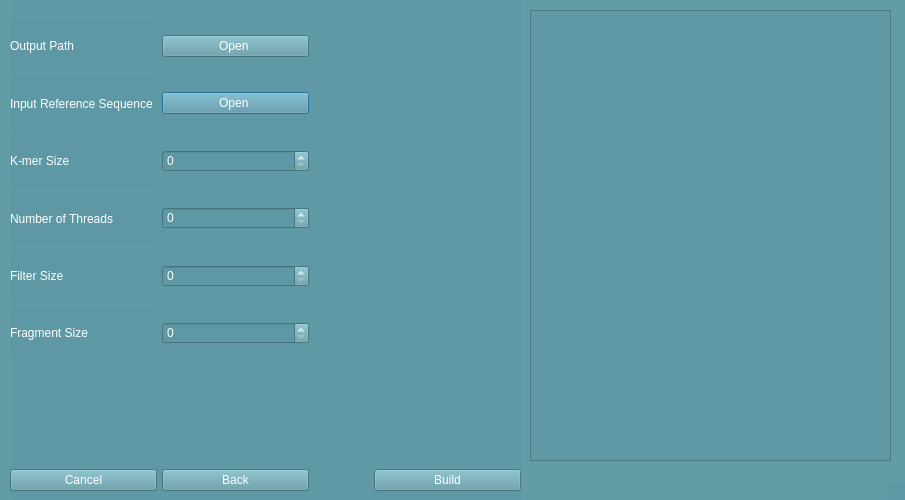
First picture: the form in src/gui/ibf_mainwindow.ui, repository JensUweUlrich/ReadBouncer, before the edit.
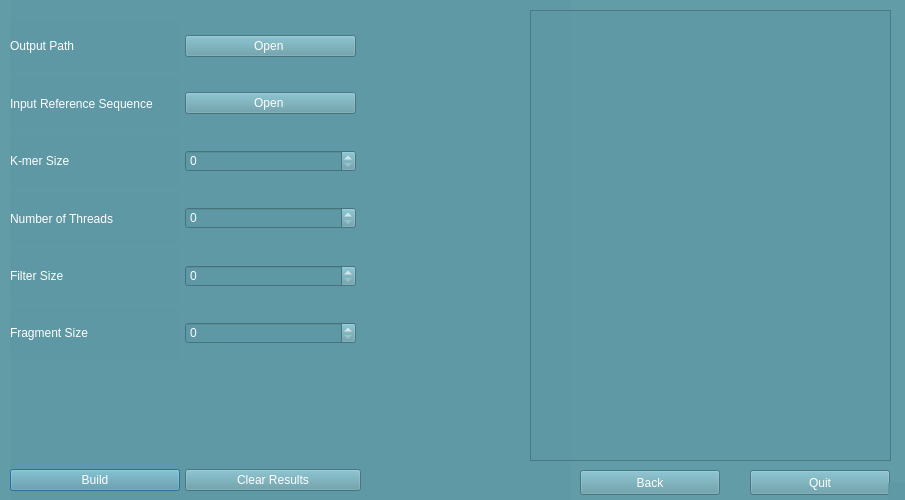
Second picture: the form after the edit.

What changed in the file:
```diff
--- a/src/gui/ibf_mainwindow.ui
+++ b/src/gui/ibf_mainwindow.ui
@@ -52,7 +52,7 @@
     <rect>
      <x>10</x>
      <y>0</y>
-     <width>511</width>
+     <width>561</width>
      <height>501</height>
     </rect>
    </property>
@@ -63,43 +63,45 @@
     <property name="spacing">
      <number>5</number>
     </property>
-    <item row="7" column="1">
-     <widget class="QLabel" name="label_4">
-      <property name="styleSheet">
-       <string notr="true">border-color: rgb(0, 0, 0);
-color: rgb(255, 255, 255);</string>
-      </property>
-      <property name="text">
-       <string>K-mer Size</string>
-      </property>
-     </widget>
-    </item>
-    <item row="5" column="5">
-     <layout class="QFormLayout" name="formLayout"/>
-    </item>
-    <item row="10" column="1">
-     <widget class="QLabel" name="label_2">
-      <property name="styleSheet">
-       <string notr="true">border-color: rgb(0, 0, 0);
-color: rgb(255, 255, 255);</string>
-      </property>
-      <property name="text">
-       <string>Fragment Size</string>
-      </property>
-     </widget>
+    <item row="17" column="8">
+     <layout class="QHBoxLayout" name="horizontalLayout_2"/>
     </item>
     <item row="7" column="6">
-     <widget class="QSpinBox" name="spinBox_3">
+     <widget class="QSpinBox" name="spinBox_4">
       <property name="styleSheet">
        <string notr="true">border-color: rgb(0, 0, 0);
 color: rgb(255, 255, 255);</string>
       </property>
-      <property name="maximum">
-       <number>31</number>
+     </widget>
+    </item>
+    <item row="18" column="8">
+     <layout class="QVBoxLayout" name="verticalLayout_4"/>
+    </item>
+    <item row="7" column="9">
+     <spacer name="verticalSpacer_8">
+      <property name="orientation">
+       <enum>Qt::Vertical</enum>
       </property>
+      <property name="sizeHint" stdset="0">
+       <size>
+        <width>20</width>
+        <height>40</height>
+       </size>
+      </property>
+     </spacer>
+    </item>
+    <item row="16" column="1">
+     <widget class="QPushButton" name="pushButton">
+      <property name="styleSheet">
+       <string notr="true">border-color: rgb(0, 0, 0);
+color: rgb(255, 255, 255);</string>
+      </property>
+      <property name="text">
+       <string>Build</string>
+      </property>
      </widget>
     </item>
-    <item row="6" column="9">
+    <item row="5" column="9">
      <spacer name="verticalSpacer_4">
       <property name="orientation">
        <enum>Qt::Vertical</enum>
@@ -112,8 +114,8 @@
       </property>
      </spacer>
     </item>
-    <item row="2" column="11">
-     <spacer name="horizontalSpacer_2">
+    <item row="1" column="8">
+     <spacer name="horizontalSpacer">
       <property name="orientation">
        <enum>Qt::Horizontal</enum>
       </property>
@@ -125,8 +127,8 @@
       </property>
      </spacer>
     </item>
-    <item row="9" column="9">
-     <spacer name="verticalSpacer_9">
+    <item row="13" column="10">
+     <spacer name="verticalSpacer_11">
       <property name="orientation">
        <enum>Qt::Vertical</enum>
       </property>
@@ -138,7 +140,7 @@
       </property>
      </spacer>
     </item>
-    <item row="9" column="6">
+    <item row="8" column="6">
      <widget class="QSpinBox" name="spinBox_5">
       <property name="styleSheet">
        <string notr="true">border-color: rgb(0, 0, 0);
@@ -149,7 +151,7 @@
       </property>
      </widget>
     </item>
-    <item row="10" column="6">
+    <item row="9" column="6">
      <widget class="QSpinBox" name="spinBox_6">
       <property name="styleSheet">
        <string notr="true">border-color: rgb(0, 0, 0);
@@ -160,31 +162,32 @@
       </property>
      </widget>
     </item>
-    <item row="11" column="9">
-     <spacer name="verticalSpacer_7">
-      <property name="orientation">
-       <enum>Qt::Vertical</enum>
+    <item row="8" column="1">
+     <widget class="QLabel" name="label">
+      <property name="styleSheet">
+       <string notr="true">border-color: rgb(0, 0, 0);
+color: rgb(255, 255, 255);</string>
       </property>
-      <property name="sizeHint" stdset="0">
-       <size>
-        <width>20</width>
-        <height>40</height>
-       </size>
+      <property name="text">
+       <string>Filter Size </string>
       </property>
-     </spacer>
+     </widget>
     </item>
-    <item row="8" column="6">
-     <widget class="QSpinBox" name="spinBox_4">
+    <item row="7" column="1">
+     <widget class="QLabel" name="label_3">
       <property name="styleSheet">
        <string notr="true">border-color: rgb(0, 0, 0);
 color: rgb(255, 255, 255);</string>
       </property>
+      <property name="text">
+       <string>Number of Threads</string>
+      </property>
      </widget>
     </item>
-    <item row="0" column="10">
-     <layout class="QGridLayout" name="gridLayout_2"/>
+    <item row="17" column="7" rowspan="2">
+     <layout class="QFormLayout" name="formLayout_2"/>
     </item>
-    <item row="14" column="6">
+    <item row="13" column="6">
      <spacer name="horizontalSpacer_5">
       <property name="orientation">
        <enum>Qt::Horizontal</enum>
@@ -197,31 +200,7 @@
       </property>
      </spacer>
     </item>
-    <item row="14" column="10">
-     <spacer name="verticalSpacer_11">
-      <property name="orientation">
-       <enum>Qt::Vertical</enum>
-      </property>
-      <property name="sizeHint" stdset="0">
-       <size>
-        <width>20</width>
-        <height>40</height>
-       </size>
-      </property>
-     </spacer>
-    </item>
-    <item row="6" column="6">
-     <widget class="QPushButton" name="pushButton_5">
-      <property name="styleSheet">
-       <string notr="true">border-color: rgb(0, 0, 0);
-color: rgb(255, 255, 255);</string>
-      </property>
-      <property name="text">
-       <string>Open </string>
-      </property>
-     </widget>
-    </item>
-    <item row="5" column="6">
+    <item row="4" column="6">
      <widget class="QPushButton" name="pushButton_4">
       <property name="styleSheet">
        <string notr="true">border-color: rgb(0, 0, 0);
@@ -232,37 +211,86 @@
       </property>
      </widget>
     </item>
-    <item row="8" column="9">
-     <spacer name="verticalSpacer_8">
-      <property name="orientation">
-       <enum>Qt::Vertical</enum>
-      </property>
-      <property name="sizeHint" stdset="0">
-       <size>
-        <width>20</width>
-        <height>40</height>
-       </size>
-      </property>
-     </spacer>
-    </item>
-    <item row="14" column="5">
-     <layout class="QVBoxLayout" name="verticalLayout_2"/>
-    </item>
-    <item row="14" column="0">
-     <layout class="QHBoxLayout" name="horizontalLayout"/>
-    </item>
     <item row="9" column="1">
-     <widget class="QLabel" name="label">
+     <widget class="QLabel" name="label_2">
       <property name="styleSheet">
        <string notr="true">border-color: rgb(0, 0, 0);
 color: rgb(255, 255, 255);</string>
       </property>
       <property name="text">
-       <string>Filter Size </string>
+       <string>Fragment Size</string>
       </property>
      </widget>
     </item>
+    <item row="9" column="9">
+     <spacer name="verticalSpacer_10">
+      <property name="orientation">
+       <enum>Qt::Vertical</enum>
+      </property>
+      <property name="sizeHint" stdset="0">
+       <size>
+        <width>20</width>
+        <height>40</height>
+       </size>
+      </property>
+     </spacer>
+    </item>
     <item row="6" column="1">
+     <widget class="QLabel" name="label_4">
+      <property name="styleSheet">
+       <string notr="true">border-color: rgb(0, 0, 0);
+color: rgb(255, 255, 255);</string>
+      </property>
+      <property name="text">
+       <string>K-mer Size</string>
+      </property>
+     </widget>
+    </item>
+    <item row="4" column="9">
+     <spacer name="verticalSpacer_3">
+      <property name="orientation">
+       <enum>Qt::Vertical</enum>
+      </property>
+      <property name="sizeHint" stdset="0">
+       <size>
+        <width>20</width>
+        <height>40</height>
+       </size>
+      </property>
+     </spacer>
+    </item>
+    <item row="5" column="6">
+     <widget class="QPushButton" name="pushButton_5">
+      <property name="styleSheet">
+       <string notr="true">border-color: rgb(0, 0, 0);
+color: rgb(255, 255, 255);</string>
+      </property>
+      <property name="text">
+       <string>Open </string>
+      </property>
+     </widget>
+    </item>
+    <item row="6" column="6">
+     <widget class="QSpinBox" name="spinBox_3">
+      <property name="styleSheet">
+       <string notr="true">border-color: rgb(0, 0, 0);
+color: rgb(255, 255, 255);</string>
+      </property>
+      <property name="maximum">
+       <number>31</number>
+      </property>
+     </widget>
+    </item>
+    <item row="13" column="2">
+     <layout class="QVBoxLayout" name="verticalLayout"/>
+    </item>
+    <item row="13" column="0">
+     <layout class="QHBoxLayout" name="horizontalLayout"/>
+    </item>
+    <item row="0" column="10">
+     <layout class="QGridLayout" name="gridLayout_2"/>
+    </item>
+    <item row="5" column="1">
      <widget class="QLabel" name="label_6">
       <property name="styleSheet">
        <string notr="true">border-color: rgb(0, 0, 0);
@@ -273,40 +301,11 @@
       </property>
      </widget>
     </item>
-    <item row="14" column="2">
-     <layout class="QVBoxLayout" name="verticalLayout"/>
-    </item>
-    <item row="16" column="7" rowspan="2">
-     <layout class="QFormLayout" name="formLayout_2"/>
-    </item>
-    <item row="14" column="1">
-     <spacer name="horizontalSpacer_3">
-      <property name="orientation">
-       <enum>Qt::Horizontal</enum>
-      </property>
-      <property name="sizeHint" stdset="0">
-       <size>
-        <width>40</width>
-        <height>20</height>
-       </size>
-      </property>
-     </spacer>
-    </item>
-    <item row="5" column="9">
-     <spacer name="verticalSpacer_3">
-      <property name="orientation">
-       <enum>Qt::Vertical</enum>
-      </property>
-      <property name="sizeHint" stdset="0">
-       <size>
-        <width>20</width>
-        <height>40</height>
-       </size>
-      </property>
-     </spacer>
+    <item row="4" column="5">
+     <layout class="QFormLayout" name="formLayout"/>
     </item>
     <item row="10" column="9">
-     <spacer name="verticalSpacer_10">
+     <spacer name="verticalSpacer_7">
       <property name="orientation">
        <enum>Qt::Vertical</enum>
       </property>
@@ -318,10 +317,7 @@
       </property>
      </spacer>
     </item>
-    <item row="16" column="8">
-     <layout class="QHBoxLayout" name="horizontalLayout_2"/>
-    </item>
-    <item row="14" column="8">
+    <item row="13" column="8">
      <spacer name="verticalSpacer_6">
       <property name="orientation">
        <enum>Qt::Vertical</enum>
@@ -334,10 +330,60 @@
       </property>
      </spacer>
     </item>
-    <item row="17" column="8">
-     <layout class="QVBoxLayout" name="verticalLayout_4"/>
+    <item row="13" column="1">
+     <spacer name="horizontalSpacer_3">
+      <property name="orientation">
+       <enum>Qt::Horizontal</enum>
+      </property>
+      <property name="sizeHint" stdset="0">
+       <size>
+        <width>40</width>
+        <height>20</height>
+       </size>
+      </property>
+     </spacer>
     </item>
-    <item row="5" column="1">
+    <item row="8" column="9">
+     <spacer name="verticalSpacer_9">
+      <property name="orientation">
+       <enum>Qt::Vertical</enum>
+      </property>
+      <property name="sizeHint" stdset="0">
+       <size>
+        <width>20</width>
+        <height>40</height>
+       </size>
+      </property>
+     </spacer>
+    </item>
+    <item row="13" column="5">
+     <layout class="QVBoxLayout" name="verticalLayout_2"/>
+    </item>
+    <item row="16" column="6" colspan="2">
+     <widget class="QPushButton" name="pushButton_6">
+      <property name="styleSheet">
+       <string notr="true">border-color: rgb(0, 0, 0);
+color: rgb(255, 255, 255);</string>
+      </property>
+      <property name="text">
+       <string>Clear Results</string>
+      </property>
+     </widget>
+    </item>
+    <item row="6" column="9">
+     <spacer name="verticalSpacer_5">
+      <property name="orientation">
+       <enum>Qt::Vertical</enum>
+      </property>
+      <property name="sizeHint" stdset="0">
+       <size>
+        <width>20</width>
+        <height>40</height>
+       </size>
+      </property>
+     </spacer>
+    </item>
+    <item row="4" column="1">
      <widget class="QLabel" name="label_7">
       <property name="styleSheet">
        <string notr="true">border-color: rgb(0, 0, 0);
@@ -348,63 +394,6 @@
       </property>
      </widget>
     </item>
-    <item row="8" column="1">
-     <widget class="QLabel" name="label_3">
-      <property name="styleSheet">
-       <string notr="true">border-color: rgb(0, 0, 0);
-color: rgb(255, 255, 255);</string>
-      </property>
-      <property name="text">
-       <string>Number of Threads</string>
-      </property>
-     </widget>
-    </item>
-    <item row="7" column="9">
-     <spacer name="verticalSpacer_5">
-      <property name="orientation">
-       <enum>Qt::Vertical</enum>
-      </property>
-      <property name="sizeHint" stdset="0">
-       <size>
-        <width>20</width>
-        <height>40</height>
-       </size>
-      </property>
-     </spacer>
-    </item>
-    <item row="15" column="1">
-     <widget class="QPushButton" name="pushButton_3">
-      <property name="styleSheet">
-       <string notr="true">border-color: rgb(0, 0, 0);
-color: rgb(255, 255, 255);</string>
-      </property>
-      <property name="text">
-       <string>Cancel</string>
-      </property>
-     </widget>
-    </item>
-    <item row="15" column="6">
-     <widget class="QPushButton" name="pushButton_2">
-      <property name="styleSheet">
-       <string notr="true">border-color: rgb(0, 0, 0);
-color: rgb(255, 255, 255);</string>
-      </property>
-      <property name="text">
-       <string>Back</string>
-      </property>
-     </widget>
-    </item>
-    <item row="15" column="11">
-     <widget class="QPushButton" name="pushButton">
-      <property name="styleSheet">
-       <string notr="true">border-color: rgb(0, 0, 0);
-color: rgb(255, 255, 255);</string>
-      </property>
-      <property name="text">
-       <string>Build</string>
-      </property>
-     </widget>
-    </item>
    </layout>
   </widget>
   <widget class="QTextEdit" name="output_window">
@@ -417,6 +406,40 @@
     </rect>
    </property>
   </widget>
+  <widget class="QPushButton" name="pushButton_3">
+   <property name="geometry">
+    <rect>
+     <x>750</x>
+     <y>470</y>
+     <width>140</width>
+     <height>25</height>
+    </rect>
+   </property>
+   <property name="styleSheet">
+    <string notr="true">border-color: rgb(0, 0, 0);
+color: rgb(255, 255, 255);</string>
+   </property>
+   <property name="text">
+    <string>Quit</string>
+   </property>
+  </widget>
+  <widget class="QPushButton" name="pushButton_2">
+   <property name="geometry">
+    <rect>
+     <x>580</x>
+     <y>470</y>
+     <width>140</width>
+     <height>25</height>
+    </rect>
+   </property>
+   <property name="styleSheet">
+    <string notr="true">border-color: rgb(0, 0, 0);
+color: rgb(255, 255, 255);</string>
+   </property>
+   <property name="text">
+    <string>Back</string>
+   </property>
+  </widget>
  </widget>
  <resources/>
  <connections/>
```
